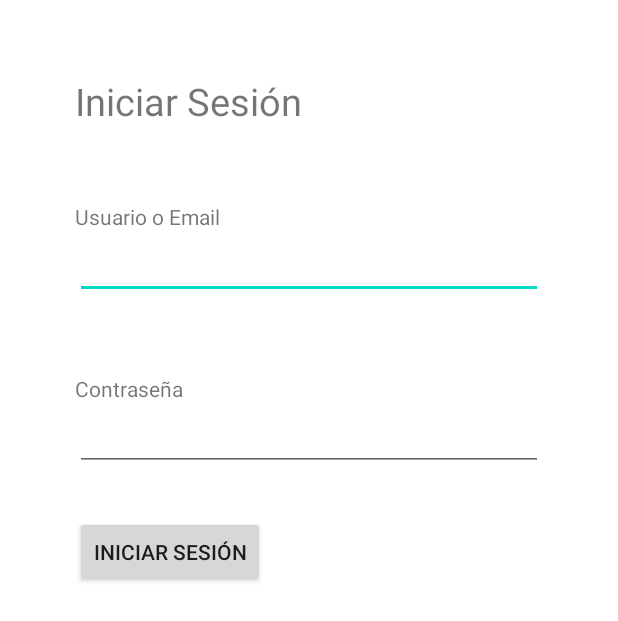
After one commit to KeniaMonchezPRO/Proyecto-fin-de-ciclo, an Android app: the LoginActivity screen opened directly, with no data from a screen before it, on a phone screen of 412 x 824 dp. The commit adds this screen. Shown: the top 621 px of the screen. Run offline under Robolectric (Android 15) with nearby library versions, the phone set to English and light mode, and no system bars.

Commit message:
Terminado y funcionando el proceso de Login de usuario desde Android.

```diff
--- a/Tebeoteca App/app/build.gradle.kts
+++ b/Tebeoteca App/app/build.gradle.kts
@@ -35,6 +35,10 @@ dependencies {
 
     implementation(libs.appcompat)
     implementation(libs.material)
+    implementation(libs.retrofit)
+    implementation(libs.gson)
+    implementation(libs.okhttplogging)
+    implementation(libs.okhttplogging)
     testImplementation(libs.junit)
     androidTestImplementation(libs.ext.junit)
     androidTestImplementation(libs.espresso.core)
--- /dev/null
+++ b/Tebeoteca App/app/src/main/java/com/example/tebeoteca/api/ApiService.java
@@ -0,0 +1,18 @@
+package com.example.tebeoteca.api;
+
+import com.example.tebeoteca.login.LoginRequest;
+
+import okhttp3.ResponseBody;
+import retrofit2.Call;
+import retrofit2.http.Body;
+import retrofit2.http.POST;
+
+public interface ApiService {
+
+    @POST("/api/login") // o el endpoint que hayas definido
+    Call<ResponseBody> login(@Body LoginRequest request);
+
+    /*@POST("registro/lector")
+    Call<String> registrarLector(@Body RegistroLector request);*/
+
+}
--- /dev/null
+++ b/Tebeoteca App/app/src/main/java/com/example/tebeoteca/login/LoginActivity.java
@@ -0,0 +1,83 @@
+package com.example.tebeoteca.login;
+
+import android.os.Bundle;
+import android.util.Log;
+import android.view.View;
+import android.widget.Button;
+import android.widget.EditText;
+import android.widget.Toast;
+
+import androidx.activity.ComponentActivity;
+
+import com.example.tebeoteca.R;
+import com.example.tebeoteca.api.ApiService;
+
+import okhttp3.ResponseBody;
+import retrofit2.Call;
+import retrofit2.Callback;
+import retrofit2.Response;
+import retrofit2.Retrofit;
+import retrofit2.converter.gson.GsonConverterFactory;
+
+public class LoginActivity extends ComponentActivity {
+    private EditText etUsuarioEmail, etContrasena;
+    private Button btnLogin;
+    private ApiService apiService;
+
+    @Override
+    protected void onCreate(Bundle savedInstanceState) {
+        super.onCreate(savedInstanceState);
+        setContentView(R.layout.activity_login);
+
+        etUsuarioEmail = findViewById(R.id.et_UsuarioEmail);
+        etContrasena = findViewById(R.id.et_Contrasena);
+        btnLogin = findViewById(R.id.btn_Login);
+
+        Retrofit retrofit = new Retrofit.Builder()
+                .baseUrl("http://10.0.2.2:8080/")
+                .addConverterFactory(GsonConverterFactory.create())
+                .build();
+
+        apiService = retrofit.create(ApiService.class);
+
+        btnLogin.setOnClickListener(new View.OnClickListener() {
+            @Override
+            public void onClick(View v) {
+                loginUsuario();
+            }
+        });
+    }
+
+    private void loginUsuario() {
+        String usuarioEmail = etUsuarioEmail.getText().toString().trim();
+        String contrasena = etContrasena.getText().toString().trim();
+
+        if (usuarioEmail.isEmpty() || contrasena.isEmpty()) {
+            Toast.makeText(this, "Completa todos los campos", Toast.LENGTH_SHORT).show();
+            return;
+        }
+
+        Log.d("LOGIN_DEBUG", "Usuario: " + usuarioEmail);
+        Log.d("LOGIN_DEBUG", "Contraseña: " + contrasena);
+
+        LoginRequest request = new LoginRequest(usuarioEmail, contrasena);
+
+        Call<ResponseBody> call = apiService.login(request);
+        call.enqueue(new Callback<ResponseBody>() {
+            @Override
+            public void onResponse(Call<ResponseBody> call, Response<ResponseBody> response) {
+                if (response.isSuccessful()) {
+                    Toast.makeText(LoginActivity.this, "Login exitoso 🎉", Toast.LENGTH_SHORT).show();
+                } else {
+                    Toast.makeText(LoginActivity.this, "Credenciales incorrectas 😓", Toast.LENGTH_SHORT).show();
+                }
+            }
+
+            @Override
+            public void onFailure(Call<ResponseBody> call, Throwable t) {
+                Toast.makeText(LoginActivity.this, "Error de red: " + t.getMessage(), Toast.LENGTH_LONG).show();
+            }
+        });
+    }
+
+}
--- a/Tebeoteca App/app/src/main/res/layout/activity_login.xml
+++ b/Tebeoteca App/app/src/main/res/layout/activity_login.xml
@@ -1,9 +1,53 @@
 <?xml version="1.0" encoding="utf-8"?>
 <androidx.constraintlayout.widget.ConstraintLayout xmlns:android="http://schemas.android.com/apk/res/android"
+    xmlns:tools="http://schemas.android.com/tools"
     android:layout_width="match_parent"
     android:layout_height="match_parent"
     android:id="@+id/login">
 
+    <LinearLayout
+        android:layout_width="match_parent"
+        android:layout_height="match_parent"
+        android:orientation="vertical"
+        tools:ignore="MissingConstraints"
+        android:paddingHorizontal="50dp">
 
+        <TextView
+            android:layout_width="wrap_content"
+            android:layout_height="wrap_content"
+            android:text="Iniciar Sesión"
+            android:textSize="25dp"
+            android:layout_marginTop="50dp"/>
+
+        <TextView
+            android:layout_width="wrap_content"
+            android:layout_height="wrap_content"
+            android:text="Usuario o Email"
+            android:layout_marginTop="50dp"/>
+
+        <EditText
+            android:id="@+id/et_UsuarioEmail"
+            android:layout_width="match_parent"
+            android:layout_height="wrap_content"
+            android:layout_marginBottom="50dp"/>
+
+        <TextView
+            android:layout_width="wrap_content"
+            android:layout_height="wrap_content"
+            android:text="Contraseña"/>
+
+        <EditText
+            android:id="@+id/et_Contrasena"
+            android:layout_width="match_parent"
+            android:layout_height="wrap_content"/>
+
+        <Button
+            android:id="@+id/btn_Login"
+            android:layout_width="wrap_content"
+            android:layout_height="wrap_content"
+            android:text="Iniciar Sesión"
+            android:layout_marginTop="30dp"/>
+
+    </LinearLayout>
 
 </androidx.constraintlayout.widget.ConstraintLayout>
--- /dev/null
+++ b/Tebeoteca App/app/src/main/res/xml/network_security_config.xml
@@ -0,0 +1,6 @@
+<?xml version="1.0" encoding="utf-8"?>
+<network-security-config xmlns:android="http://schemas.android.com/apk/res/android">
+    <domain-config cleartextTrafficPermitted="true">
+        <domain includeSubdomains="true">10.0.2.2</domain>
+    </domain-config>
+</network-security-config>
--- a/Tebeoteca App/gradle/libs.versions.toml
+++ b/Tebeoteca App/gradle/libs.versions.toml
@@ -12,6 +12,9 @@ ext-junit = { group = "androidx.test.ext", name = "junit", version.ref = "junitV
 espresso-core = { group = "androidx.test.espresso", name = "espresso-core", version.ref = "espressoCore" }
 appcompat = { group = "androidx.appcompat", name = "appcompat", version.ref = "appcompat" }
 material = { group = "com.google.android.material", name = "material", version.ref = "material" }
+retrofit = { module = "com.squareup.retrofit2:retrofit", version = "2.9.0" }
+gson = { module = "com.squareup.retrofit2:converter-gson", version = "2.9.0" }
+okhttplogging = { module = "com.squareup.okhttp3:logging-interceptor", version = "4.12.0" }
 
 [plugins]
 android-application = { id = "com.android.application", version.ref = "agp" }
```
Also changed, not shown: Tebeoteca App/app/src/main/AndroidManifest.xml (+5 -2 lines), Tebeoteca App/app/src/main/java/com/example/tebeoteca/MainActivity.java (+14 -0 lines), Tebeoteca App/app/src/main/java/com/example/tebeoteca/login/LoginRequest.java (added, +27 -0 lines).
